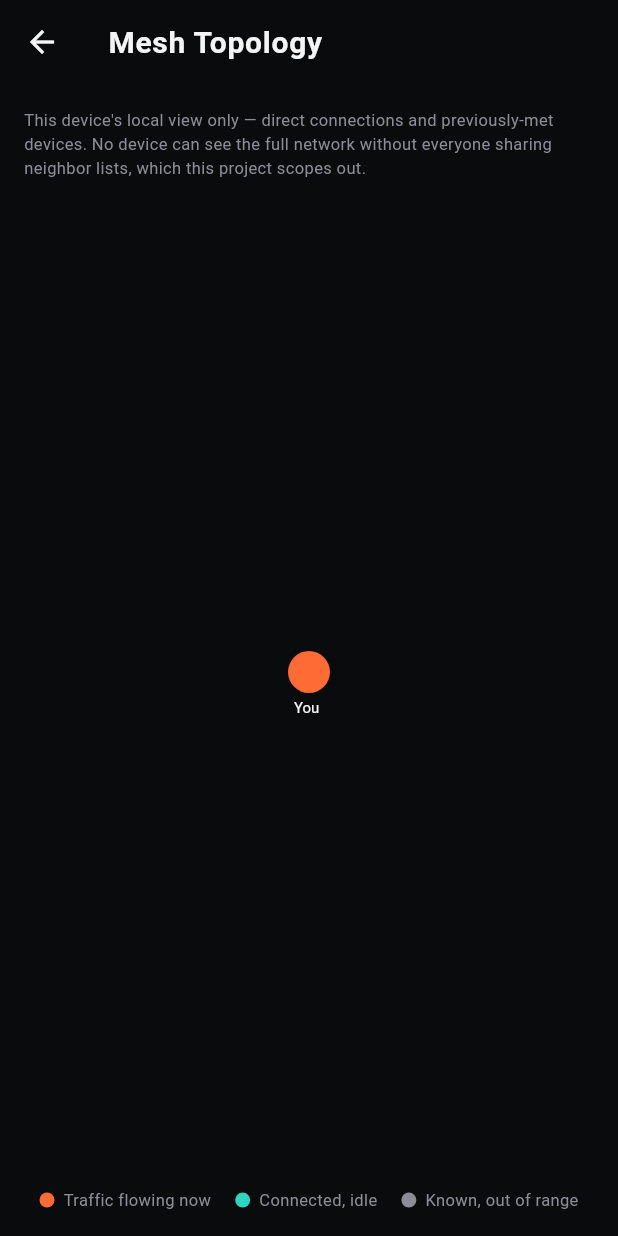
After one commit to NithinaMP/Deadzone, a Flutter app: the screen it shows after launch, after a tap on the "hub" icon, on a phone screen of 412 x 824 dp. The commit adds this screen. Run offline on Flutter 3.47's test engine with Material 3 defaults, Android fonts, the light colour scheme and no system bars; our stand-ins replace battery_plus, hive_flutter, permission_handler; missing offline and left inert: cryptography, nearby_connections; accounts and stored records are empty; statements that could not run were skipped.

Commit message:
fix :bug in message

```diff
--- a/lib/providers/mesh_provider.dart
+++ b/lib/providers/mesh_provider.dart
@@ -8,21 +8,15 @@ import '../services/mesh_service.dart';
 import '../services/crypto_service.dart';
 import '../services/routing_strategy.dart';
 import '../services/metrics_service.dart';
+import '../services/battery_service.dart';
 
 const _uuid = Uuid();
 
-/// The one object screens actually talk to. Owns the keypair, listens to
-/// the mesh for incoming payloads, decrypts anything addressed to us,
-/// and exposes simple lists/methods for the UI.
-///
-/// PHASE 3: owns a MetricsService and the currently-active RoutingStrategy.
-/// Every message this device originates gets tagged with whatever
-/// strategy is active at send time, so switching strategy mid-session and
-/// comparing on MetricsScreen works correctly.
 class MeshProvider extends ChangeNotifier {
   final StorageService storage;
   late final MeshService mesh;
   final MetricsService metrics = MetricsService();
+  final BatteryService battery = BatteryService();
 
   late SimpleKeyPair _myKeyPair;
   String myDeviceId = '';
@@ -35,8 +29,16 @@ class MeshProvider extends ChangeNotifier {
   final Map<String, List<ChatMessage>> _conversations = {};
   bool isMeshActive = false;
 
+  int get outboxCount => mesh.outboxCount;
+  Stream<List<String>> get relayActivity => mesh.relayActivity;
+
   MeshProvider({required this.storage}) {
-    mesh = MeshService(storage: storage, metrics: metrics, initialStrategy: _currentStrategy);
+    mesh = MeshService(
+      storage: storage,
+      metrics: metrics,
+      battery: battery,
+      initialStrategy: _currentStrategy,
+    );
   }
 
   Future<void> initialize({String? displayName}) async {
@@ -45,14 +47,65 @@ class MeshProvider extends ChangeNotifier {
     myDisplayName = displayName ?? storage.myDisplayName ?? 'Device-${myDeviceId.substring(3, 7)}';
     await storage.setMyDisplayName(myDisplayName);
 
+    await _loadConversationsFromStorage();
+
     mesh.peerStream.listen((updatedPeers) {
       peers = updatedPeers;
       notifyListeners();
     });
 
     mesh.incomingMessages.listen(_handleIncomingMessage);
+    metrics.addListener(notifyListeners);
+  }
 
-    metrics.addListener(notifyListeners);
+  /// MOD #4: for each stored conversation, re-decrypt every message so
+  /// the UI has readable text again, not just ciphertext.
+  Future<void> _loadConversationsFromStorage() async {
+    for (final key in storage.getAllConversationKeys()) {
+      final rawMessages = storage.getConversation(key);
+      final restored = <ChatMessage>[];
+
+      for (final raw in rawMessages) {
+        late ChatMessage message;
+        try {
+          message = ChatMessage.fromWireJson(raw);
+        } catch (_) {
+          continue;
+        }
+
+        if (message.isBroadcast) {
+          message.decryptedText = message.cipherTextB64;
+        } else if (message.senderId == myDeviceId) {
+          final peerData = storage.getPeer(key);
+          final peerPublicKey = peerData?['publicKey'] as String?;
+          if (peerPublicKey != null) {
+            message.decryptedText = await CryptoService.decrypt(
+              payload: EncryptedPayload(
+                cipherTextB64: message.cipherTextB64,
+                nonceB64: message.nonceB64,
+                macB64: message.macB64,
+              ),
+              receiverKeyPair: _myKeyPair,
+              senderPublicKeyB64: peerPublicKey,
+            );
+          }
+        } else {
+          message.decryptedText = await CryptoService.decrypt(
+            payload: EncryptedPayload(
+              cipherTextB64: message.cipherTextB64,
+              nonceB64: message.nonceB64,
+              macB64: message.macB64,
+            ),
+            receiverKeyPair: _myKeyPair,
+            senderPublicKeyB64: message.senderPublicKeyB64,
+          );
+        }
+
+        restored.add(message);
+      }
+
+      _conversations[key] = restored;
+    }
   }
 
   Future<void> startMesh() async {
@@ -80,18 +133,52 @@ class MeshProvider extends ChangeNotifier {
   List<ChatMessage> conversationWith(String peerId) =>
       _conversations[peerId] ?? [];
 
+  List<PeerDevice> getAllContacts() {
+    final storedMap = storage.getAllPeersMap();
+    final result = <PeerDevice>[];
+
+    for (final entry in storedMap.entries) {
+      final livePeer = peers.where((p) => p.id == entry.key);
+      if (livePeer.isNotEmpty) {
+        result.add(livePeer.first);
+      } else {
+        result.add(PeerDevice(
+          id: entry.key,
+          displayName: entry.value['displayName'] as String? ?? 'Unknown device',
+          publicKeyB64: entry.value['publicKey'] as String?,
+          status: PeerStatus.lost,
+          isDirect: false,
+        ));
+      }
+    }
+
+    for (final p in peers) {
+      if (!storedMap.containsKey(p.id) && p.publicKeyB64 != null) {
+        result.add(p);
+      }
+    }
+
+    return result;
+  }
+
   Future<bool> sendTextMessage({
     required String peerId,
     required String plainText,
   }) async {
-    final peer = peers.firstWhere((p) => p.id == peerId,
-        orElse: () => PeerDevice(id: peerId, displayName: 'Unknown'));
-    if (peer.publicKeyB64 == null) return false;
+    String? publicKeyB64;
+    final live = peers.where((p) => p.id == peerId && p.publicKeyB64 != null);
+    if (live.isNotEmpty) {
+      publicKeyB64 = live.first.publicKeyB64;
+    } else {
+      final stored = storage.getPeer(peerId);
+      publicKeyB64 = stored?['publicKey'] as String?;
+    }
+    if (publicKeyB64 == null) return false;
 
     final payload = await CryptoService.encrypt(
       plainText: plainText,
       senderKeyPair: _myKeyPair,
-      recipientPublicKeyB64: peer.publicKeyB64!,
+      recipientPublicKeyB64: publicKeyB64,
     );
 
     final myPubKeyB64 = await storage.getMyPublicKeyB64();
--- a/lib/screens/radar_screen.dart
+++ b/lib/screens/radar_screen.dart
@@ -7,6 +7,8 @@ import '../widgets/pulse_radar.dart';
 import 'chat_screen.dart';
 import 'broadcast_screen.dart';
 import 'metrics_screen.dart';
+import 'contacts_screen.dart';
+import 'topology_screen.dart';
 
 class RadarScreen extends StatelessWidget {
   const RadarScreen({super.key});
@@ -19,6 +21,22 @@ class RadarScreen extends StatelessWidget {
       appBar: AppBar(
         title: const Text('DEADZONE'),
         actions: [
+          IconButton(
+            icon: const Icon(Icons.contacts, color: AppColors.textMuted),
+            tooltip: 'Known devices',
+            onPressed: () => Navigator.push(
+              context,
+              MaterialPageRoute(builder: (_) => const ContactsScreen()),
+            ),
+          ),
+          IconButton(
+            icon: const Icon(Icons.hub, color: AppColors.textMuted),
+            tooltip: 'Mesh topology',
+            onPressed: () => Navigator.push(
+              context,
+              MaterialPageRoute(builder: (_) => const TopologyScreen()),
+            ),
+          ),
           IconButton(
             icon: const Icon(Icons.bar_chart, color: AppColors.textMuted),
             tooltip: 'Routing comparison',
@@ -51,6 +69,11 @@ class RadarScreen extends StatelessWidget {
                       : 'Mesh offline — tap the signal icon to go live',
                   style: const TextStyle(color: AppColors.textMuted, fontSize: 13),
                 ),
+                if (provider.outboxCount > 0)
+                  Text(
+                    '${provider.outboxCount} queued, waiting for mesh',
+                    style: const TextStyle(color: AppColors.secure, fontSize: 12),
+                  ),
               ],
             ),
           ),
@@ -72,7 +95,7 @@ class RadarScreen extends StatelessWidget {
       floatingActionButton: FloatingActionButton.extended(
         backgroundColor: AppColors.danger,
         icon: const Icon(Icons.campaign, color: Colors.white),
-        label: const Text('SOS BROADCAST', style: TextStyle(color: Colors.white, fontWeight: FontWeight.bold)),
+        label: const Text('MESH BROADCAST', style: TextStyle(color: Colors.white, fontWeight: FontWeight.bold)),
         onPressed: () => Navigator.push(
           context,
           MaterialPageRoute(builder: (_) => const BroadcastScreen()),
--- /dev/null
+++ b/lib/screens/topology_screen.dart
@@ -0,0 +1,220 @@
+import 'dart:async';
+import 'dart:math';
+import 'package:flutter/material.dart';
+import 'package:provider/provider.dart';
+import '../theme/app_theme.dart';
+import '../providers/mesh_provider.dart';
+import '../models/peer_device.dart';
+
+/// A live view of THIS device's local mesh neighborhood — not a
+/// full network-wide map. No single device can know the WHOLE mesh
+/// topology without a much heavier gossip protocol where every device
+/// broadcasts its own neighbor list (out of scope for this project).
+/// What this honestly shows: who I'm directly connected to right now,
+/// who I know about but can't currently reach directly, and — the real
+/// payoff — edges that flash the instant actual traffic flows across
+/// them, driven by MeshService.relayActivity rather than faked.
+class TopologyScreen extends StatefulWidget {
+  const TopologyScreen({super.key});
+
+  @override
+  State<TopologyScreen> createState() => _TopologyScreenState();
+}
+
+class _TopologyScreenState extends State<TopologyScreen> {
+  final Set<String> _activePeerIds = {};
+  StreamSubscription<List<String>>? _sub;
+
+  @override
+  void initState() {
+    super.initState();
+    final provider = context.read<MeshProvider>();
+    _sub = provider.relayActivity.listen((targetIds) {
+      if (!mounted) return;
+      setState(() => _activePeerIds.addAll(targetIds));
+      Future.delayed(const Duration(milliseconds: 700), () {
+        if (!mounted) return;
+        setState(() => _activePeerIds.removeAll(targetIds));
+      });
+    });
+  }
+
+  @override
+  void dispose() {
+    _sub?.cancel();
+    super.dispose();
+  }
+
+  @override
+  Widget build(BuildContext context) {
+    final provider = context.watch<MeshProvider>();
+    final contacts = provider.getAllContacts();
+
+    return Scaffold(
+      appBar: AppBar(title: const Text('Mesh Topology')),
+      body: Column(
+        children: [
+          const Padding(
+            padding: EdgeInsets.fromLTRB(16, 16, 16, 0),
+            child: Text(
+              "This device's local view only — direct connections and "
+                  "previously-met devices. No device can see the full "
+                  "network without everyone sharing neighbor lists, which "
+                  "this project scopes out.",
+              style: TextStyle(color: AppColors.textMuted, fontSize: 11),
+            ),
+          ),
+          Expanded(
+            child: Center(
+              child: AspectRatio(
+                aspectRatio: 1,
+                child: Padding(
+                  padding: const EdgeInsets.all(24),
+                  child: CustomPaint(
+                    painter: _TopologyPainter(
+                      contacts: contacts,
+                      activePeerIds: _activePeerIds,
+                    ),
+                  ),
+                ),
+              ),
+            ),
+          ),
+          _buildLegend(),
+        ],
+      ),
+    );
+  }
+
+  Widget _buildLegend() {
+    return Padding(
+      padding: const EdgeInsets.all(16),
+      child: Wrap(
+        spacing: 16,
+        runSpacing: 8,
+        children: [
+          _legendDot(AppColors.signal, 'Traffic flowing now'),
+          _legendDot(AppColors.secure, 'Connected, idle'),
+          _legendDot(AppColors.textMuted, 'Known, out of range'),
+        ],
+      ),
+    );
+  }
+
+  Widget _legendDot(Color color, String label) {
+    return Row(
+      mainAxisSize: MainAxisSize.min,
+      children: [
+        Container(
+          width: 10,
+          height: 10,
+          decoration: BoxDecoration(shape: BoxShape.circle, color: color),
+        ),
+        const SizedBox(width: 6),
+        Text(label, style: const TextStyle(color: AppColors.textMuted, fontSize: 11)),
+      ],
+    );
+  }
+}
+
+class _TopologyPainter extends CustomPainter {
+  final List<PeerDevice> contacts;
+  final Set<String> activePeerIds;
+
+  _TopologyPainter({required this.contacts, required this.activePeerIds});
+
+  @override
+  void paint(Canvas canvas, Size size) {
+    final center = Offset(size.width / 2, size.height / 2);
+    final radius = size.width / 2 - 30;
+    final count = max(contacts.length, 1);
+
+    for (var i = 0; i < contacts.length; i++) {
+      final peer = contacts[i];
+      final angle = (2 * pi * i) / count;
+      final pos = Offset(
+        center.dx + radius * cos(angle),
+        center.dy + radius * sin(angle),
+      );
+      final isOnline = peer.status == PeerStatus.connected;
+      final isActive = activePeerIds.contains(peer.id);
+
+      final edgePaint = Paint()
+        ..color = isActive
+            ? AppColors.signal
+            : (isOnline ? AppColors.secure.withOpacity(0.5) : AppColors.divider)
+        ..strokeWidth = isActive ? 3 : (isOnline ? 1.5 : 1);
+
+      if (isOnline || isActive) {
+        canvas.drawLine(center, pos, edgePaint);
+      } else {
+        _drawDashedLine(canvas, center, pos, edgePaint);
+      }
+    }
+
+    canvas.drawCircle(center, 14, Paint()..color = AppColors.signal);
+    _drawLabel(canvas, 'You', center + const Offset(-10, 18));
+
+    for (var i = 0; i < contacts.length; i++) {
+      final peer = contacts[i];
+      final angle = (2 * pi * i) / count;
+      final pos = Offset(
+        center.dx + radius * cos(angle),
+        center.dy + radius * sin(angle),
+      );
+      final isOnline = peer.status == PeerStatus.connected;
+      final isActive = activePeerIds.contains(peer.id);
+
+      final nodeColor = isActive
+          ? AppColors.signal
+          : (isOnline ? AppColors.secure : AppColors.textMuted);
+      canvas.drawCircle(pos, isActive ? 10 : 7, Paint()..color = nodeColor);
+      if (isActive) {
+        canvas.drawCircle(
+          pos,
+          16,
+          Paint()
+            ..color = AppColors.signal.withOpacity(0.3)
+            ..style = PaintingStyle.stroke
+            ..strokeWidth = 2,
+        );
+      }
+
+      _drawLabel(canvas, peer.displayName, pos + const Offset(-20, 12));
+    }
+  }
+
+  void _drawLabel(Canvas canvas, String text, Offset position) {
+    final painter = TextPainter(
+      text: TextSpan(
+        text: text,
+        style: const TextStyle(color: AppColors.textPrimary, fontSize: 10),
+      ),
+      textDirection: TextDirection.ltr,
+      maxLines: 1,
+      ellipsis: '…',
+    )..layout(maxWidth: 60);
+    painter.paint(canvas, position);
+  }
+
+  void _drawDashedLine(Canvas canvas, Offset start, Offset end, Paint paint) {
+    const dashWidth = 5.0;
+    const dashSpace = 4.0;
+    final totalDistance = (end - start).distance;
+    if (totalDistance == 0) return;
+    final dashCount = (totalDistance / (dashWidth + dashSpace)).floor();
+    final direction = (end - start) / totalDistance;
+    var current = start;
+    for (var i = 0; i < dashCount; i++) {
+      final dashEnd = current + direction * dashWidth;
+      canvas.drawLine(current, dashEnd, paint);
+      current = dashEnd + direction * dashSpace;
+    }
+  }
+
+  @override
+  bool shouldRepaint(covariant _TopologyPainter oldDelegate) =>
+      oldDelegate.activePeerIds.length != activePeerIds.length ||
+          !oldDelegate.activePeerIds.containsAll(activePeerIds) ||
+          oldDelegate.contacts.length != contacts.length;
+}
--- /dev/null
+++ b/lib/services/battery_service.dart
@@ -0,0 +1,19 @@
+import 'package:battery_plus/battery_plus.dart';
+
+/// Mod #3: lets the mesh service check battery before agreeing to relay
+/// OTHER people's traffic. Your own messages always still attempt to
+/// send regardless of battery — this only throttles acting as a relay
+/// for the rest of the mesh, which is the actual real-world constraint
+/// worth modeling (a dying phone shouldn't be expected to keep carrying
+/// everyone else's hops).
+class BatteryService {
+  final Battery _battery = Battery();
+  static const int lowBatteryThreshold = 15; // percent
+
+  Future<int> getBatteryLevel() => _battery.batteryLevel;
+
+  Future<bool> isBatteryLow() async {
+    final level = await getBatteryLevel();
+    return level <= lowBatteryThreshold;
+  }
+}
--- a/lib/services/mesh_service.dart
+++ b/lib/services/mesh_service.dart
@@ -6,6 +6,7 @@ import '../models/mesh_envelope.dart';
 import 'storage_service.dart';
 import 'routing_strategy.dart';
 import 'metrics_service.dart';
+import 'battery_service.dart';
 import 'dart:typed_data';
 
 class _PendingSend {
@@ -14,29 +15,30 @@ class _PendingSend {
   _PendingSend(this.sentAt, this.strategyTag);
 }
 
-/// This is the networking core. It wraps Google's Nearby Connections API
-/// (BLE + Wi-Fi Direct — works with mobile data AND wifi fully off) and
-/// layers mesh relay logic on top.
-///
-/// PHASE 3 ADDITIONS:
-///  - `routingStrategy` is now pluggable and swappable at runtime (was
-///    hardcoded flood-to-everyone before).
-///  - Delivery is confirmed via a lightweight `ack` envelope flooded
-///    back toward the original sender, so latency/delivery-rate can
-///    actually be measured per strategy.
-///  - Every relay/send/duplicate-drop is recorded into MetricsService,
-///    tagged by which strategy originated the message.
+/// THIS VERSION bundles three modifications on top of Phase 3:
+///  - MOD #1 (outbox): if sendMessage() has zero live connections right
+///    now, the message queues in `_outbox` instead of being silently
+///    lost, and auto-flushes the moment any peer connects.
+///  - MOD #2 (topology activity): `relayActivity` emits every time a
+///    chat envelope is actually sent/relayed to specific peer ids, so
+///    TopologyScreen can animate real traffic instead of faking it.
+///  - MOD #3 (battery-aware relay): before forwarding someone ELSE's
+///    message onward, checks battery via BatteryService — if low,
+///    still delivers locally if addressed to us, still sends our own
+///    outgoing messages, but stops acting as a relay for others.
 class MeshService {
   static const String _serviceId = 'com.deadzone.mesh';
   final Strategy _strategy = Strategy.P2P_CLUSTER;
 
   final StorageService storage;
   final MetricsService metrics;
+  final BatteryService battery;
   RoutingStrategy routingStrategy;
 
   MeshService({
     required this.storage,
     required this.metrics,
+    required this.battery,
     RoutingStrategy? initialStrategy,
   }) : routingStrategy = initialStrategy ?? FloodStrategy();
 
@@ -47,14 +49,17 @@ class MeshService {
   String _myPublicKeyB64 = '';
   String _myDisplayName = '';
 
-  final Map<String, _PendingSend> _pendingSends = {}; // messageId -> pending
+  final Map<String, _PendingSend> _pendingSends = {};
+  final List<ChatMessage> _outbox = [];
+  int get outboxCount => _outbox.length;
 
   final _peersController = StreamController<List<PeerDevice>>.broadcast();
-  final _incomingMessageController =
-  StreamController<ChatMessage>.broadcast();
+  final _incomingMessageController = StreamController<ChatMessage>.broadcast();
+  final _activityController = StreamController<List<String>>.broadcast();
 
   Stream<List<PeerDevice>> get peerStream => _peersController.stream;
   Stream<ChatMessage> get incomingMessages => _incomingMessageController.stream;
+  Stream<List<String>> get relayActivity => _activityController.stream;
 
   final Map<String, PeerDevice> _peers = {};
 
@@ -118,22 +123,18 @@ class MeshService {
     _emitPeers();
     if (status == Status.CONNECTED) {
       _sendHandshake(id);
+      _flushOutbox();
     }
   }
 
   void _sendHandshake(String toEndpointId) {
     final envelope = MeshEnvelope(
       type: MeshEnvelope.typeHandshake,
-      data: {
-        'publicKey': _myPublicKeyB64,
-        'displayName': _myDisplayName,
-      },
+      data: {'publicKey': _myPublicKeyB64, 'displayName': _myDisplayName},
     );
+    final bytes = Uint8List.fromList(envelope.encode().codeUnits);
+    Nearby().sendBytesPayload(toEndpointId, bytes);  }
 
-    final bytes = Uint8List.fromList(envelope.encode().codeUnits);
-
-    Nearby().sendBytesPayload(toEndpointId, bytes);
-  }
   void _onDisconnected(String id) {
     _peers[id]?.status = PeerStatus.lost;
     _emitPeers();
@@ -204,11 +205,7 @@ class MeshService {
       }
     }
 
-    // Keep flooding even directly-addressed messages onward — this is
-    // intentional (classic flood-routing behavior) and exactly what
-    // lets the metrics screen show the real overhead cost of flood vs
-    // the other strategies.
-    if (message.ttl > 1) {
+    if (message.ttl > 1 && !(await battery.isBatteryLow())) {
       final eligible = _peers.values
           .where((p) => p.id != fromEndpointId && p.status == PeerStatus.connected)
           .toList();
@@ -218,6 +215,7 @@ class MeshService {
       );
       if (targets.isNotEmpty) {
         metrics.recordRelayed(message.strategyTag);
+        _activityController.add(targets.map((p) => p.id).toList());
       }
       _sendEnvelopeTo(
         targets,
@@ -269,14 +267,13 @@ class MeshService {
   }
 
   void _sendEnvelopeTo(List<PeerDevice> targets, MeshEnvelope envelope) {
-    final bytes = Uint8List.fromList(
-      envelope.encode().codeUnits,
-    );
+    final bytes = Uint8List.fromList(envelope.encode().codeUnits);
 
     for (final peer in targets) {
       Nearby().sendBytesPayload(peer.id, bytes);
     }
   }
+
   Future<void> sendMessage(ChatMessage message) async {
     await storage.markMessageSeen(message.id);
     if (!message.isBroadcast) {
@@ -286,11 +283,41 @@ class MeshService {
 
     final connected = _peers.values.where((p) => p.status == PeerStatus.connected).toList();
     final targets = routingStrategy.selectRelayTargets(eligiblePeers: connected, message: message);
+
+    if (targets.isEmpty) {
+      _outbox.add(message);
+      _emitPeers();
+      return;
+    }
+
+    _activityController.add(targets.map((p) => p.id).toList());
     _sendEnvelopeTo(targets, MeshEnvelope(type: MeshEnvelope.typeChat, data: message.toWireJson()));
+  }
+
+  void _flushOutbox() {
+    if (_outbox.isEmpty) return;
+    final connected = _peers.values.where((p) => p.status == PeerStatus.connected).toList();
+    if (connected.isEmpty) return;
+
+    final stillPending = <ChatMessage>[];
+    for (final message in _outbox) {
+      final targets = routingStrategy.selectRelayTargets(eligiblePeers: connected, message: message);
+      if (targets.isEmpty) {
+        stillPending.add(message);
+      } else {
+        _activityController.add(targets.map((p) => p.id).toList());
+        _sendEnvelopeTo(targets, MeshEnvelope(type: MeshEnvelope.typeChat, data: message.toWireJson()));
+      }
+    }
+    _outbox
+      ..clear()
+      ..addAll(stillPending);
+    _emitPeers();
   }
 
   void dispose() {
     _peersController.close();
     _incomingMessageController.close();
+    _activityController.close();
   }
 }
--- a/lib/services/storage_service.dart
+++ b/lib/services/storage_service.dart
@@ -103,6 +103,18 @@ class StorageService {
   List<Map<String, dynamic>> getAllPeers() =>
       _peers.values.cast<Map<String, dynamic>>().toList();
 
+  /// Same data as getAllPeers(), but keyed by peer id — needed so the
+  /// Contacts screen can open a chat with someone even when they're
+  /// not currently in the live `peers` list from MeshService.
+  Map<String, Map<String, dynamic>> getAllPeersMap() {
+    final result = <String, Map<String, dynamic>>{};
+    for (final key in _peers.keys) {
+      final value = (_peers.get(key) as Map?)?.cast<String, dynamic>();
+      if (value != null) result[key.toString()] = value;
+    }
+    return result;
+  }
+
   // ---------- Seen-message dedup cache ----------
   // This is what stops the mesh from flooding the same message forever.
 
@@ -110,8 +122,6 @@ class StorageService {
 
   Future<void> markMessageSeen(String messageId) async {
     await _seenCache.put(messageId, DateTime.now().toIso8601String());
-    // Keep the cache from growing forever on a long-running device —
-    // trim anything older than 24h whenever we cross a size threshold.
     if (_seenCache.length > 2000) {
       final cutoff = DateTime.now().subtract(const Duration(hours: 24));
       final staleKeys = _seenCache.keys.where((k) {
```
Also changed, not shown: lib/screens/contacts_screen.dart (added, +81 -0 lines), pubspec.yaml (+13 -2 lines), assets/icon/deadzone_icon.png (added), pubspec.lock, 3 other files.
